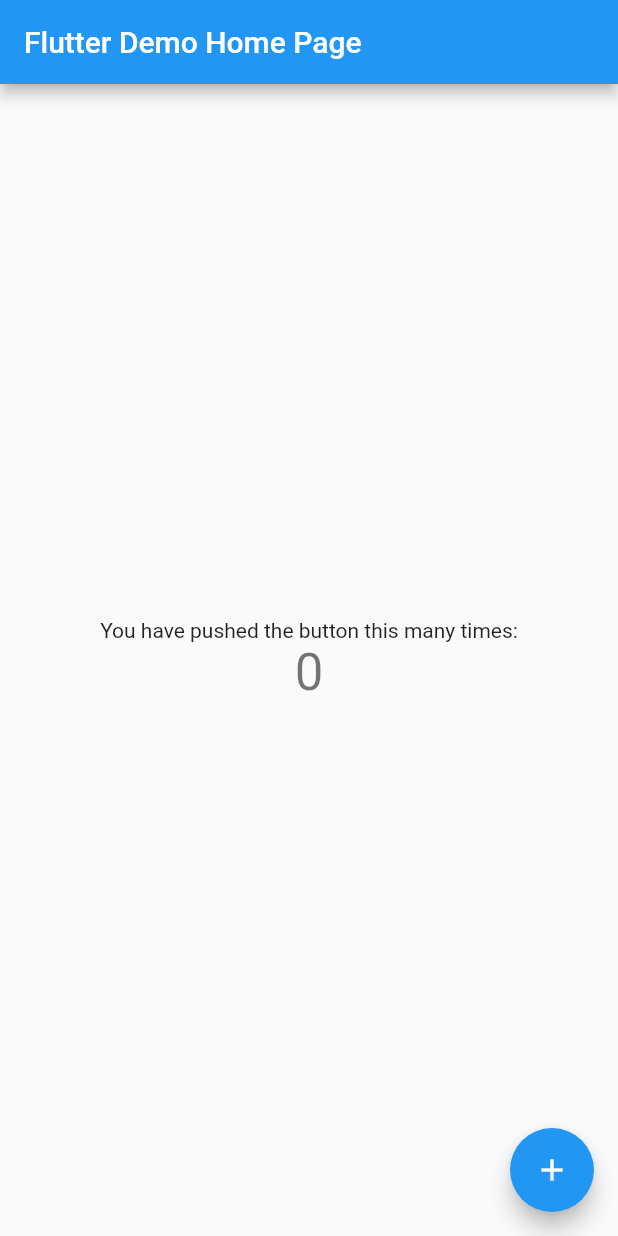
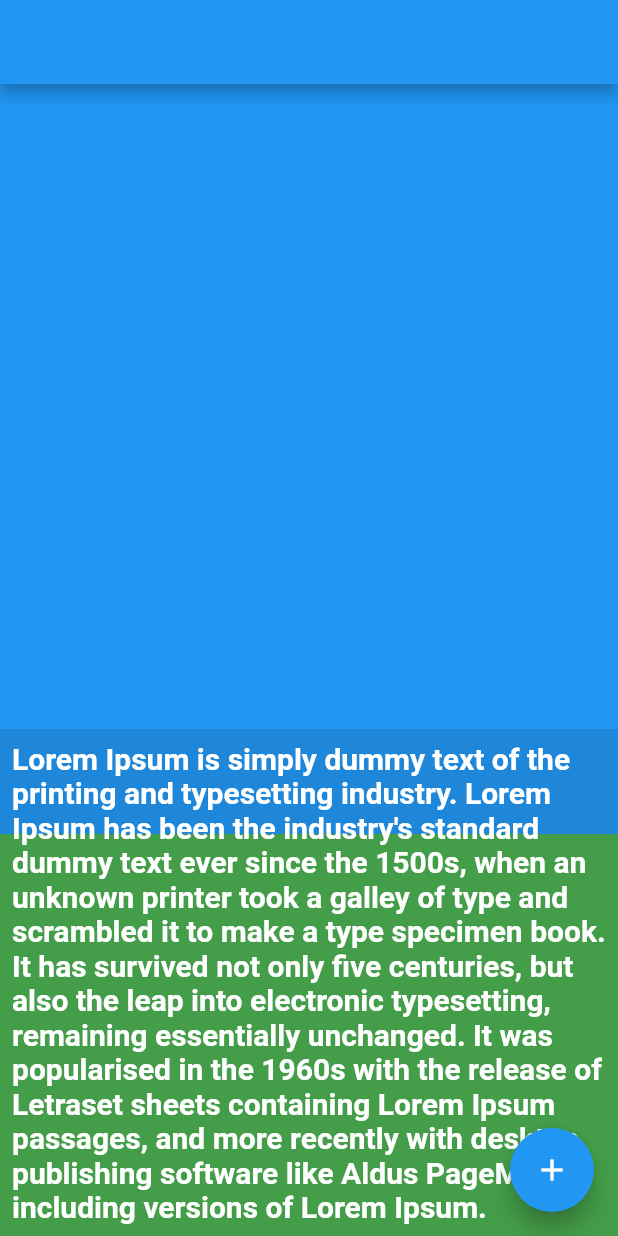
Before and after one commit to flagamail/flutter_sandbox, a Flutter app: the screen it shows after launch, on a phone screen of 412 x 824 dp. Run offline on Flutter 3.47's test engine with Material 2 defaults, Android fonts, the phone set to English and light mode, and no system bars.

Commit message:
Dynamic padding for scrollview placed behind bottom view in a stack

```diff
--- a/lib/main.dart
+++ b/lib/main.dart
@@ -49,6 +49,7 @@ class MyHomePage extends StatefulWidget {
 
 class _MyHomePageState extends State<MyHomePage> {
   int _counter = 0;
+  double doubleHeight = 0;
 
   void _incrementCounter() {
     setState(() {
@@ -73,37 +74,68 @@ class _MyHomePageState extends State<MyHomePage> {
       appBar: AppBar(
           // Here we take the value from the MyHomePage object that was created by
           // the App.build method, and use it to set our appbar title.
-        title: Text(widget.title),
+          //  title: Text(widget.title),
           ),
-      body: Center(
-        // Center is a layout widget. It takes a single child and positions it
-        // in the middle of the parent.
+      body: Stack(
+        children: [
+          SingleChildScrollView(
             child: Column(
-          // Column is also a layout widget. It takes a list of children and
-          // arranges them vertically. By default, it sizes itself to fit its
-          // children horizontally, and tries to be as tall as its parent.
-          //
-          // Invoke "debug painting" (press "p" in the console, choose the
-          // "Toggle Debug Paint" action from the Flutter Inspector in Android
-          // Studio, or the "Toggle Debug Paint" command in Visual Studio Code)
-          // to see the wireframe for each widget.
-          //
-          // Column has various properties to control how it sizes itself and
-          // how it positions its children. Here we use mainAxisAlignment to
-          // center the children vertically; the main axis here is the vertical
-          // axis because Columns are vertical (the cross axis would be
-          // horizontal).
-          mainAxisAlignment: MainAxisAlignment.center,
-          children: <Widget>[
-            const Text(
-              'You have pushed the button this many times:',
+              children: [
+                Container(
+                  width: double.infinity,
+                  height: 500,
+                  color: Colors.blue,
                 ),
-            Text(
-              '$_counter',
-              style: Theme.of(context).textTheme.headlineMedium,
+                Container(
+                  width: double.infinity,
+                  height: 600,
+                  color: Colors.green,
+                ),
+                Container(
+                  width: double.infinity,
+                  height: 700,
+                  color: Colors.orange,
+                ),
+                Container(
+                  width: double.infinity,
+                  height: doubleHeight,
+                  color: Colors.limeAccent,
                 ),
               ],
             ),
+          ),
+          Align(
+            alignment: Alignment.bottomCenter,
+            child: FittedBox(
+              fit: BoxFit.cover,
+              child: Builder(builder: (context) {
+                WidgetsBinding.instance.addPostFrameCallback((timeStamp) {
+                  final doubleHeightRendered = (context.findRenderObject() as RenderBox).size
+                      .height;
+                  if (doubleHeight != doubleHeightRendered) {
+                    setState(() {
+                      doubleHeight = doubleHeight;
+                      debugPrint('height $doubleHeight');
+                    });
+                  }
+                });
+                return Container(
+                  width: MediaQuery.of(context).size.width,
+                  color: Colors.transparent.withOpacity(0.1),
+                  padding: const EdgeInsets.all(8),
+                  child: const Text(
+                    "Lorem Ipsum is simply dummy text of the printing and typesetting industry. Lorem Ipsum has been the industry's standard dummy text ever since the 1500s, when an unknown printer took a galley of type and scrambled it to make a type specimen book. It has survived not only five centuries, but also the leap into electronic typesetting, remaining essentially unchanged. It was popularised in the 1960s with the release of Letraset sheets containing Lorem Ipsum passages, and more recently with desktop publishing software like Aldus PageMaker including versions of Lorem Ipsum.",
+                    style: TextStyle(
+                      fontSize: 20,
+                      fontWeight: FontWeight.bold,
+                      color: Colors.white,
+                    ),
+                  ),
+                );
+              }),
+            ),
+          ),
+        ],
       ),
       floatingActionButton: FloatingActionButton(
         onPressed: _incrementCounter,
--- a/pubspec.yaml
+++ b/pubspec.yaml
@@ -35,11 +35,9 @@ dependencies:
   # The following adds the Cupertino Icons font to your application.
   # Use with the CupertinoIcons class for iOS style icons.
   cupertino_icons: ^1.0.2
-  flutterflow: ^0.1.1
 
 
 dependency_overrides:
-  collection: 1.15.0
 
 
 dev_dependencies:
```
Also changed, not shown: pubspec.lock, 5 other files. Lines whose indentation alone changed are shown as unchanged.
